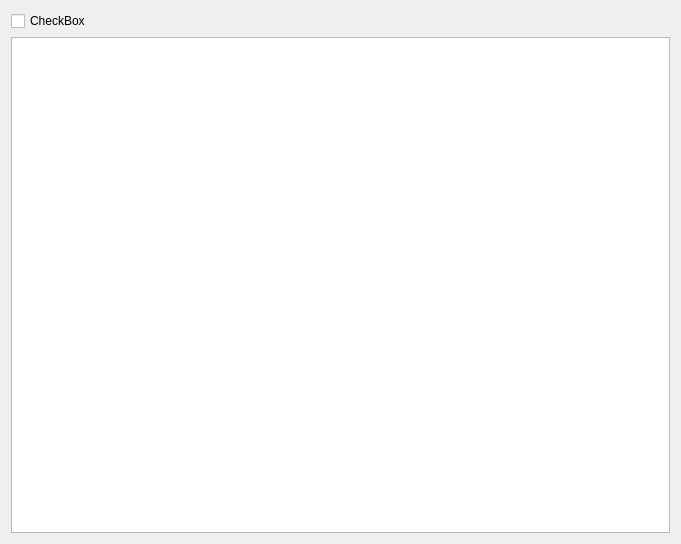
This is showClient.ui in geonwuk/TheEditor as Qt 5 draws it before an edit. The edited form follows.
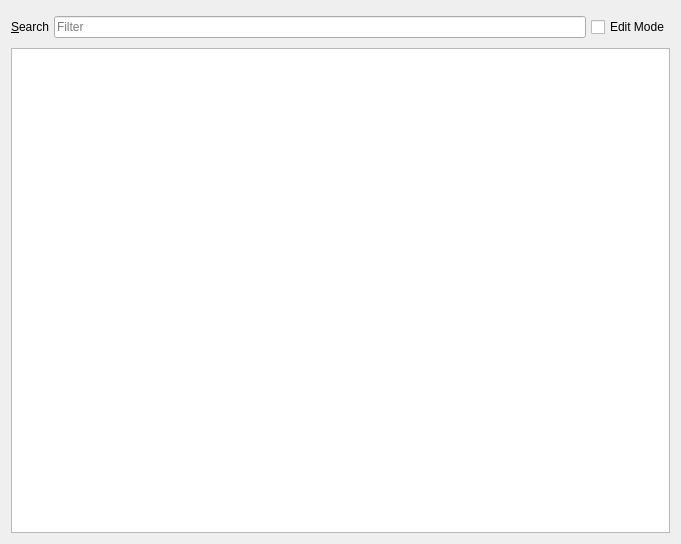
This is the edited form.

Commit message: client 수정 삭제 기능 구현

```diff
--- a/showClient.ui
+++ b/showClient.ui
@@ -16,12 +16,48 @@
   <layout class="QVBoxLayout" name="verticalLayout_2">
    <item>
     <layout class="QVBoxLayout" name="verticalLayout">
+     <property name="spacing">
+      <number>5</number>
+     </property>
+     <property name="topMargin">
+      <number>0</number>
+     </property>
      <item>
-      <widget class="QCheckBox" name="checkBox">
-       <property name="text">
-        <string>CheckBox</string>
+      <layout class="QHBoxLayout" name="horizontalLayout">
+       <property name="topMargin">
+        <number>5</number>
        </property>
-      </widget>
+       <property name="rightMargin">
+        <number>0</number>
+       </property>
+       <property name="bottomMargin">
+        <number>5</number>
+       </property>
+       <item>
+        <widget class="QLabel" name="label">
+         <property name="text">
+          <string>&amp;Search</string>
+         </property>
+         <property name="buddy">
+          <cstring>lineEdit</cstring>
+         </property>
+        </widget>
+       </item>
+       <item>
+        <widget class="QLineEdit" name="lineEdit">
+         <property name="placeholderText">
+          <string>Filter</string>
+         </property>
+        </widget>
+       </item>
+       <item>
+        <widget class="QCheckBox" name="checkBox">
+         <property name="text">
+          <string>Edit Mode</string>
+         </property>
+        </widget>
+       </item>
+      </layout>
      </item>
      <item>
       <widget class="QTableWidget" name="tableWidget"/>
```
The commit also changes 19 other files.
